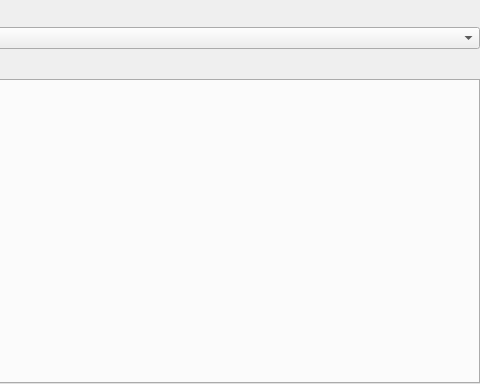
epasveer/seer, file src/SeerCommandLogsWidget.ui: the form before one commit; both pictures show x 495 to 975 and y 0 to 384 of the 975 by 384 pixel window.
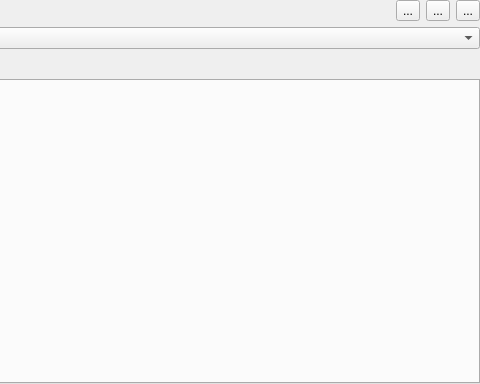
The form after the commit. Icons and pictures are not drawn. Custom widgets are drawn as their Qt base class.

Commit message: Move Load/Save/Help tool buttons. Update Help doc.

Diff of the .ui file:
```diff
--- a/src/SeerCommandLogsWidget.ui
+++ b/src/SeerCommandLogsWidget.ui
@@ -141,6 +141,48 @@
        </property>
       </spacer>
      </item>
+     <item>
+      <widget class="QToolButton" name="breakpointsLoadToolButton">
+       <property name="toolTip">
+        <string>Load previously saved breakpoints.</string>
+       </property>
+       <property name="text">
+        <string>...</string>
+       </property>
+       <property name="icon">
+        <iconset resource="resource.qrc">
+         <normaloff>:/seer/resources/RelaxLightIcons/document-open.svg</normaloff>:/seer/resources/RelaxLightIcons/document-open.svg</iconset>
+       </property>
+      </widget>
+     </item>
+     <item>
+      <widget class="QToolButton" name="breakpointsSaveToolButton">
+       <property name="toolTip">
+        <string>Save breakpoints to a file.</string>
+       </property>
+       <property name="text">
+        <string>...</string>
+       </property>
+       <property name="icon">
+        <iconset resource="resource.qrc">
+         <normaloff>:/seer/resources/RelaxLightIcons/document-save.svg</normaloff>:/seer/resources/RelaxLightIcons/document-save.svg</iconset>
+       </property>
+      </widget>
+     </item>
+     <item>
+      <widget class="QToolButton" name="helpToolButton">
+       <property name="toolTip">
+        <string>Help on Breakpoint/Logs/Commands information.</string>
+       </property>
+       <property name="text">
+        <string>...</string>
+       </property>
+       <property name="icon">
+        <iconset resource="resource.qrc">
+         <normaloff>:/seer/resources/RelaxLightIcons/help-about.svg</normaloff>:/seer/resources/RelaxLightIcons/help-about.svg</iconset>
+       </property>
+      </widget>
+     </item>
     </layout>
    </item>
    <item>
```
Left out of the diff: 6 changed lines with no effect on the pictures. The commit also changes 2 other files.
